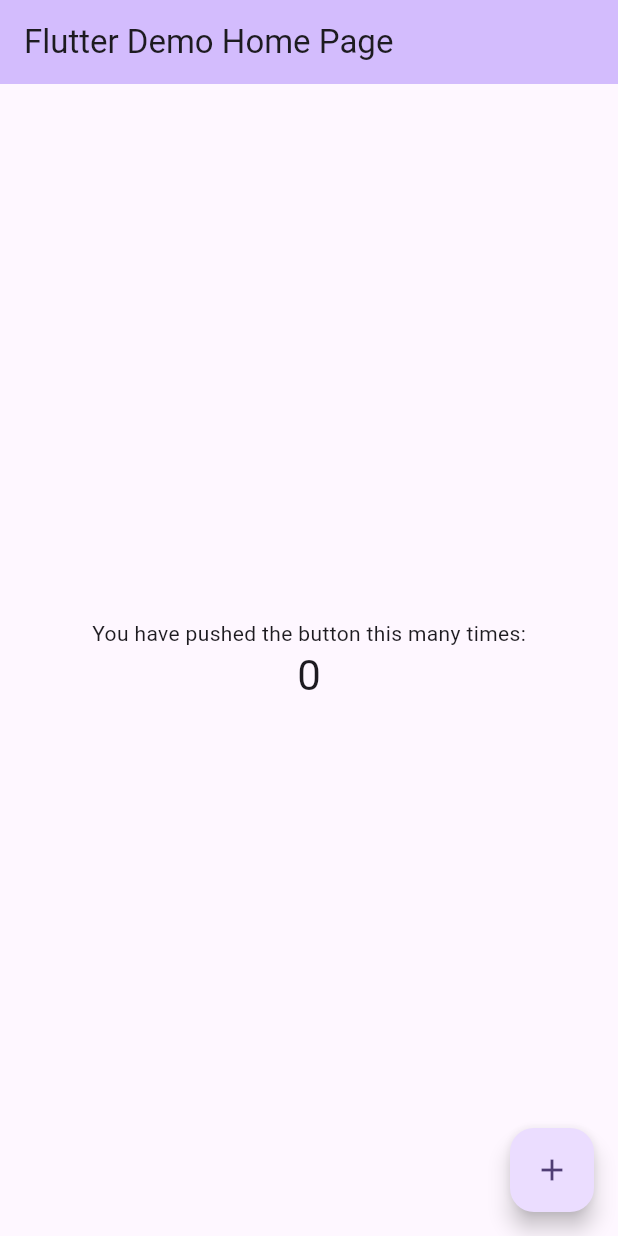
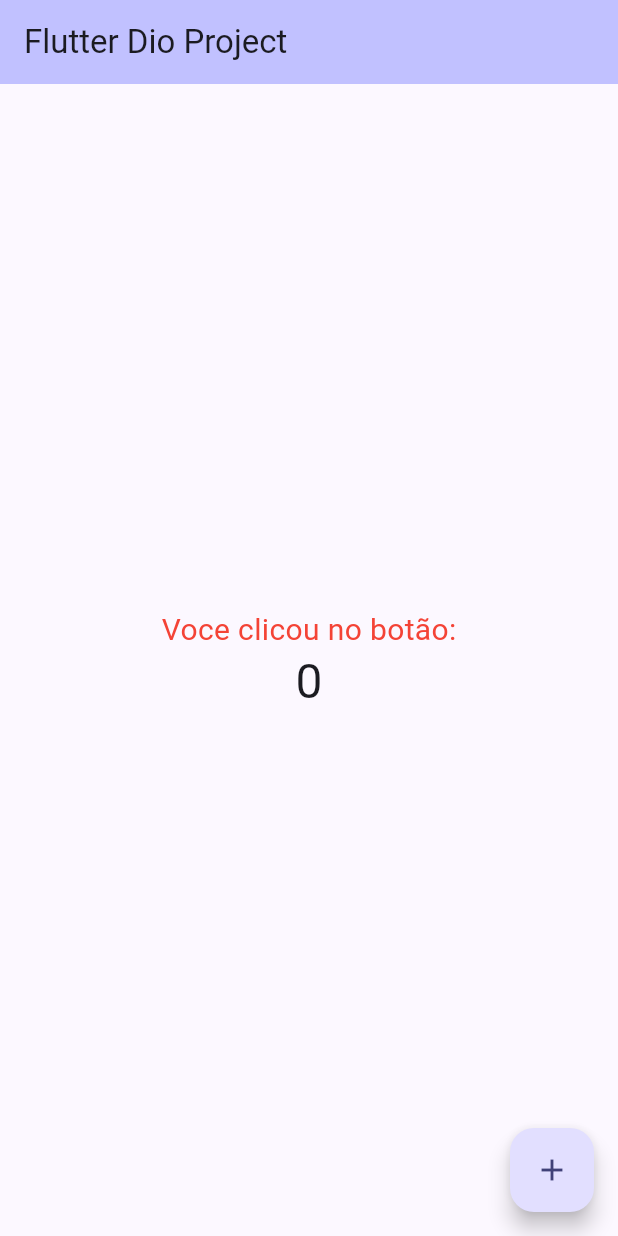
Before and after one commit to aribeiro26/dioproject, a Flutter app: the screen it shows after launch, on a phone screen of 412 x 824 dp. Run offline on Flutter 3.47's test engine with Material 3 defaults, Android fonts, the phone set to English and light mode, and no system bars.

Commit message:
atualiza esquema de cores e título da página inicial

```diff
--- a/lib/main.dart
+++ b/lib/main.dart
@@ -28,9 +28,11 @@ class MyApp extends StatelessWidget {
         //
         // This works for code too, not just values: Most code changes can be
         // tested with just a hot reload.
-        colorScheme: ColorScheme.fromSeed(seedColor: Colors.deepPurple),
+        colorScheme: ColorScheme.fromSeed(
+          seedColor: const Color.fromARGB(0, 60, 58, 183),
+        ),
       ),
-      home: const MyHomePage(title: 'Flutter Demo Home Page'),
+      home: const MyHomePage(title: 'Flutter Dio Project'),
     );
   }
 }
@@ -104,11 +106,12 @@ class _MyHomePageState extends State<MyHomePage> {
           // wireframe for each widget.
           mainAxisAlignment: MainAxisAlignment.center,
           children: <Widget>[
-            const Text('You have pushed the button this many times:'),
             Text(
-              '$_counter',
-              style: Theme.of(context).textTheme.headlineMedium,
+              'Voce clicou no botão:',
+              style: const TextStyle(color: Colors.red, fontSize: 20),
             ),
+
+            Text('$_counter', style: Theme.of(context).textTheme.headlineLarge),
           ],
         ),
       ),
```
